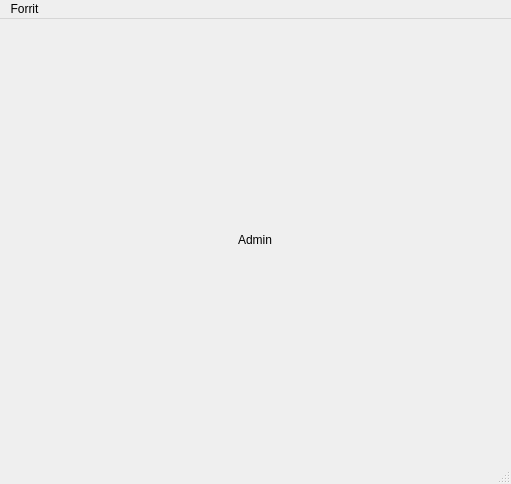
Above: QtDesignerProject/admin.ui from PeturSteinn/FORR2HF-Lokaverkefni before the change. Below: the same form after it.
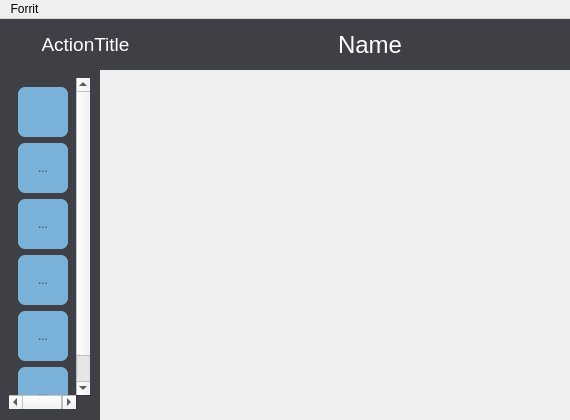
That is the form after the change.

Commit message: Lagaði layout og byrjaður á admin og services síðunum

The edit to the form file:
```diff
--- a/QtDesignerProject/admin.ui
+++ b/QtDesignerProject/admin.ui
@@ -6,34 +6,271 @@
    <rect>
     <x>0</x>
     <y>0</y>
-    <width>511</width>
-    <height>484</height>
+    <width>570</width>
+    <height>420</height>
    </rect>
   </property>
   <property name="windowTitle">
    <string>Hraun Hótel - Stjórnandi</string>
   </property>
+  <property name="styleSheet">
+   <string notr="true">QFrame#frame, QFrame#frame_2, #scrollArea, #scrollAreaWidgetContents {
+background-color: #3F4045;
+color: #fff;
+border: none;
+}
+
+QToolButton#toolButton, QToolButton#toolButton_2, QToolButton#toolButton_3, QToolButton#toolButton_4, QToolButton#toolButton_5, QToolButton#toolButton_6 {
+background-color: #7BB2D9;
+border-radius: 7px;
+color: #3F4045;
+}
+
+#frame QToolButton:checked, #frame QToolButton:pressed, #frame QToolButton:hover {
+color: #fff;
+}
+QLabel#labelTopName, QLabel#labelTopTitle {
+color: #fff;
+}
+QVBoxLayout#verticalLayout_5 {
+border-bottom: 1px solid #000;
+background-color: rgb(255, 0, 0);
+}
+QLabel#labelBorder, QLabel#labelBorder_2, QLabel#labelBorder_3, QLabel#labelBorder_4, QLabel#labelBorder_5, QLabel#labelBorder_6 {
+border-top: 1px solid rgba(0,0,0,0.2);
+}</string>
+  </property>
   <widget class="QWidget" name="centralwidget">
-   <layout class="QHBoxLayout" name="horizontalLayout_2">
-    <item>
+   <widget class="QFrame" name="frame">
+    <property name="geometry">
+     <rect>
+      <x>-1</x>
+      <y>49</y>
+      <width>101</width>
+      <height>381</height>
+     </rect>
+    </property>
+    <property name="maximumSize">
+     <size>
+      <width>16777215</width>
+      <height>381</height>
+     </size>
+    </property>
+    <property name="frameShape">
+     <enum>QFrame::StyledPanel</enum>
+    </property>
+    <property name="frameShadow">
+     <enum>QFrame::Raised</enum>
+    </property>
+    <widget class="QLabel" name="label">
+     <property name="geometry">
+      <rect>
+       <x>170</x>
+       <y>150</y>
+       <width>60</width>
+       <height>16</height>
+      </rect>
+     </property>
+     <property name="text">
+      <string>TextLabel</string>
+     </property>
+    </widget>
+    <widget class="QScrollArea" name="scrollArea">
+     <property name="geometry">
+      <rect>
+       <x>10</x>
+       <y>10</y>
+       <width>81</width>
+       <height>331</height>
+      </rect>
+     </property>
+     <property name="widgetResizable">
+      <bool>true</bool>
+     </property>
+     <widget class="QWidget" name="scrollAreaWidgetContents">
+      <property name="geometry">
+       <rect>
+        <x>0</x>
+        <y>0</y>
+        <width>81</width>
+        <height>364</height>
+       </rect>
+      </property>
+      <layout class="QVBoxLayout" name="verticalLayout_2">
+       <item alignment="Qt::AlignHCenter">
+        <widget class="QToolButton" name="toolButton_4">
+         <property name="minimumSize">
+          <size>
+           <width>50</width>
+           <height>50</height>
+          </size>
+         </property>
+         <property name="text">
+          <string/>
+         </property>
+         <property name="iconSize">
+          <size>
+           <width>32</width>
+           <height>32</height>
+          </size>
+         </property>
+        </widget>
+       </item>
+       <item alignment="Qt::AlignHCenter">
+        <widget class="QToolButton" name="toolButton_3">
+         <property name="minimumSize">
+          <size>
+           <width>50</width>
+           <height>50</height>
+          </size>
+         </property>
+         <property name="text">
+          <string>...</string>
+         </property>
+        </widget>
+       </item>
+       <item alignment="Qt::AlignHCenter">
+        <widget class="QToolButton" name="toolButton_2">
+         <property name="minimumSize">
+          <size>
+           <width>50</width>
+           <height>50</height>
+          </size>
+         </property>
+         <property name="text">
+          <string>...</string>
+         </property>
+        </widget>
+       </item>
+       <item alignment="Qt::AlignHCenter">
+        <widget class="QToolButton" name="toolButton">
+         <property name="minimumSize">
+          <size>
+           <width>50</width>
+           <height>50</height>
+          </size>
+         </property>
+         <property name="text">
+          <string>...</string>
+         </property>
+        </widget>
+       </item>
+       <item alignment="Qt::AlignHCenter">
+        <widget class="QToolButton" name="toolButton_6">
+         <property name="minimumSize">
+          <size>
+           <width>50</width>
+           <height>50</height>
+          </size>
+         </property>
+         <property name="text">
+          <string>...</string>
+         </property>
+        </widget>
+       </item>
+       <item alignment="Qt::AlignHCenter">
+        <widget class="QToolButton" name="toolButton_5">
+         <property name="minimumSize">
+          <size>
+           <width>50</width>
+           <height>50</height>
+          </size>
+         </property>
+         <property name="text">
+          <string>...</string>
+         </property>
+        </widget>
+       </item>
+      </layout>
+     </widget>
+    </widget>
+   </widget>
+   <widget class="QStackedWidget" name="stackedWidget">
+    <property name="geometry">
+     <rect>
+      <x>100</x>
+      <y>50</y>
+      <width>471</width>
+      <height>381</height>
+     </rect>
+    </property>
+    <widget class="QWidget" name="page"/>
+    <widget class="QWidget" name="page_2"/>
+   </widget>
+   <widget class="QFrame" name="frame_2">
+    <property name="geometry">
+     <rect>
+      <x>0</x>
+      <y>0</y>
+      <width>571</width>
+      <height>51</height>
+     </rect>
+    </property>
+    <property name="frameShape">
+     <enum>QFrame::StyledPanel</enum>
+    </property>
+    <property name="frameShadow">
+     <enum>QFrame::Raised</enum>
+    </property>
+    <widget class="QWidget" name="horizontalLayoutWidget">
+     <property name="geometry">
+      <rect>
+       <x>0</x>
+       <y>0</y>
+       <width>171</width>
+       <height>51</height>
+      </rect>
+     </property>
      <layout class="QHBoxLayout" name="horizontalLayout">
-      <item alignment="Qt::AlignHCenter|Qt::AlignVCenter">
-       <widget class="QLabel" name="label">
+      <item>
+       <widget class="QLabel" name="labelTopTitle">
+        <property name="font">
+         <font>
+          <pointsize>14</pointsize>
+         </font>
+        </property>
         <property name="text">
-         <string>Admin</string>
+         <string>ActionTitle</string>
         </property>
+        <property name="alignment">
+         <set>Qt::AlignCenter</set>
+        </property>
        </widget>
       </item>
      </layout>
-    </item>
-   </layout>
+    </widget>
+    <widget class="QWidget" name="verticalLayoutWidget">
+     <property name="geometry">
+      <rect>
+       <x>170</x>
+       <y>0</y>
+       <width>401</width>
+       <height>51</height>
+      </rect>
+     </property>
+     <layout class="QVBoxLayout" name="verticalLayout">
+      <item alignment="Qt::AlignHCenter">
+       <widget class="QLabel" name="labelTopName">
+        <property name="font">
+         <font>
+          <pointsize>18</pointsize>
+         </font>
+        </property>
+        <property name="text">
+         <string>Name</string>
+        </property>
+       </widget>
+      </item>
+     </layout>
+    </widget>
+   </widget>
   </widget>
   <widget class="QMenuBar" name="menubar">
    <property name="geometry">
     <rect>
      <x>0</x>
      <y>0</y>
-     <width>511</width>
+     <width>570</width>
      <height>22</height>
     </rect>
    </property>
@@ -46,7 +283,6 @@
    </widget>
    <addaction name="menuForrit"/>
   </widget>
-  <widget class="QStatusBar" name="statusbar"/>
   <action name="actionSkra_ut">
    <property name="text">
     <string>Skrá út</string>
```
Left out of the diff: 4 changed lines with no effect on the pictures. The commit also changes 5 other files.
